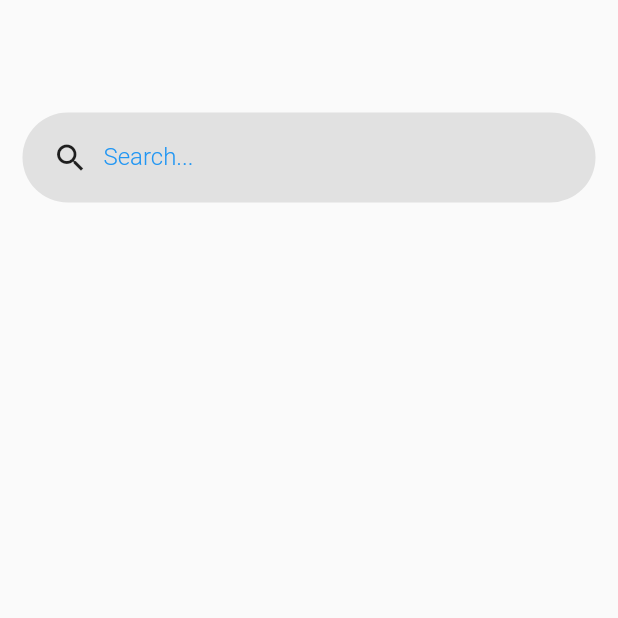
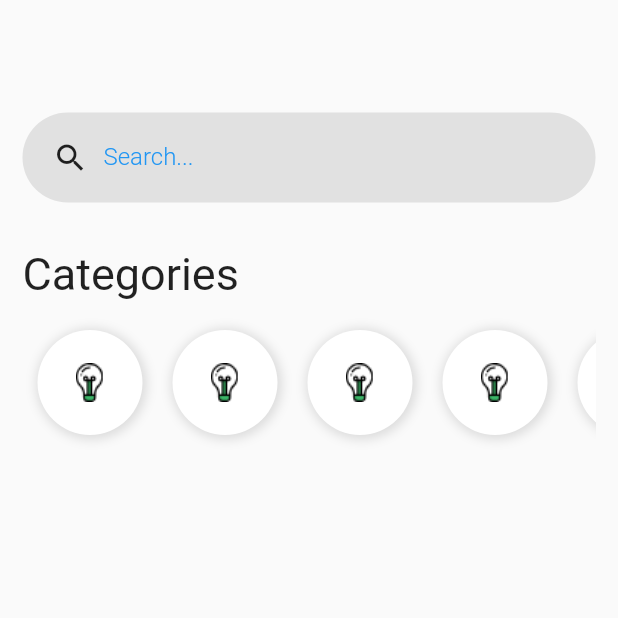
Before and after one commit to wandealves/Flutter_eshop_layout, a Flutter app: the screen it shows after launch, after a tap on "Sign In", on a phone screen of 412 x 824 dp, the top half of it. Run offline on Flutter 3.47's test engine with Material 2 defaults, Android fonts, the phone set to English and light mode, and no system bars.

Commit message:
Criação dos itens de categorias

```diff
--- a/eshop/lib/pages/home.page.dart
+++ b/eshop/lib/pages/home.page.dart
@@ -6,7 +6,6 @@
     return Scaffold(
       body: Container(
         padding: EdgeInsets.all(15),
-       // width: double.infinity,
         child: Center(
           child: Column(
             crossAxisAlignment: CrossAxisAlignment.stretch,
@@ -15,6 +14,22 @@
                 height: 60,
               ),
               search(),
+              SizedBox(
+                height: 30,
+              ),
+              Text(
+                "Categories",
+                style: TextStyle(
+                  fontSize: 30,
+                ),
+              ),
+              SizedBox(
+                height: 10,
+              ),
+              Container(
+                height: 90,
+                child: categoryList(),
+              ),
             ],
           ),
         ),
@@ -65,3 +80,47 @@
     ),
   );
 }
+
+Widget categoryList() {
+  return Container(
+    child: ListView(
+      scrollDirection: Axis.horizontal,
+      children: <Widget>[
+        categoryItem(),
+        categoryItem(),
+        categoryItem(),
+        categoryItem(),
+        categoryItem(),
+        categoryItem(),
+        categoryItem(),
+        categoryItem(),
+        categoryItem(),
+        categoryItem(),
+      ],
+    ),
+  );
+}
+
+Widget categoryItem() {
+  return Container(
+    width: 70,
+    height: 70,
+    margin: EdgeInsets.all(10),
+    padding: EdgeInsets.all(10),
+    decoration: BoxDecoration(
+      color: Colors.white,
+      boxShadow: [
+        new BoxShadow(
+          color: Colors.black12,
+          offset: new Offset(1, 1),
+          blurRadius: 5,
+          spreadRadius: 2,
+        ),
+      ],
+      borderRadius: BorderRadius.all(
+        Radius.circular(64),
+      ),
+    ),
+    child: Image.asset("assets/Icon_Devices.png"),
+  );
+}
```
